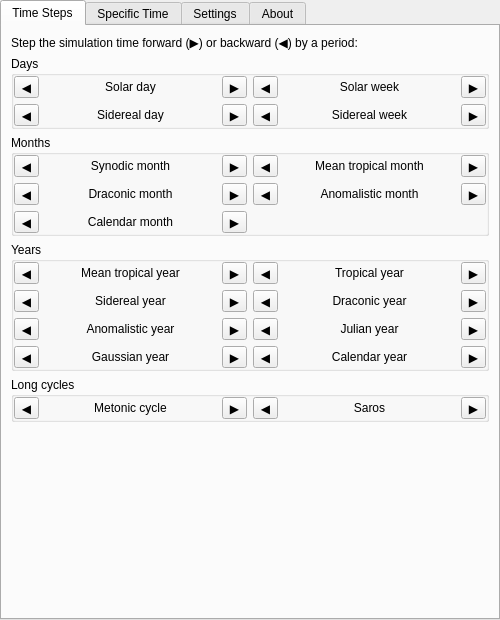
Old version of the form plugins/TimeNavigator/src/gui/timeNavigatorDialog.ui in the repository Stellarium/stellarium.
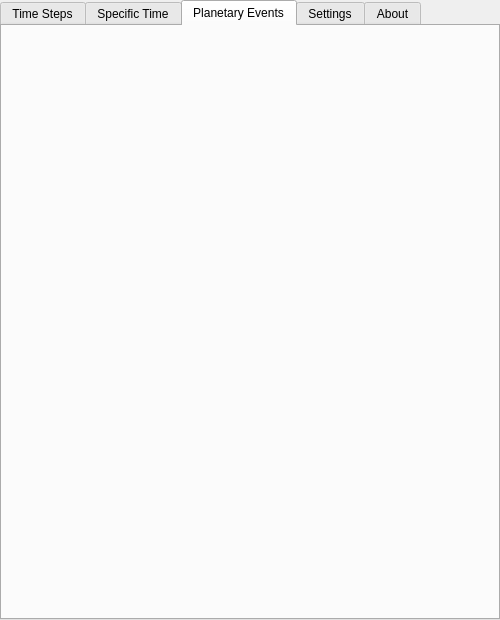
New version of the form. The open tabs and pages were chosen to show the change. Custom widgets are drawn as their Qt base class.

Commit message: Add new tab: Planetary evenets

Diff of the .ui file:
```diff
--- a/plugins/TimeNavigator/src/gui/timeNavigatorDialog.ui
+++ b/plugins/TimeNavigator/src/gui/timeNavigatorDialog.ui
@@ -1366,6 +1366,28 @@
        </item>
       </layout>
      </widget>
+     <widget class="QWidget" name="tabPlanetaryEvents">
+      <attribute name="title">
+       <string>Planetary Events</string>
+      </attribute>
+      <layout class="QVBoxLayout" name="vboxPlanetaryEvents">
+       <property name="spacing">
+        <number>4</number>
+       </property>
+       <property name="leftMargin">
+        <number>4</number>
+       </property>
+       <property name="topMargin">
+        <number>4</number>
+       </property>
+       <property name="rightMargin">
+        <number>4</number>
+       </property>
+       <property name="bottomMargin">
+        <number>4</number>
+       </property>
+      </layout>
+     </widget>
      <widget class="QWidget" name="tabSettings">
       <attribute name="title">
        <string>Settings</string>
```
Left out of the diff: 14 changed lines with no effect on the pictures. The commit also changes 7 other files.
